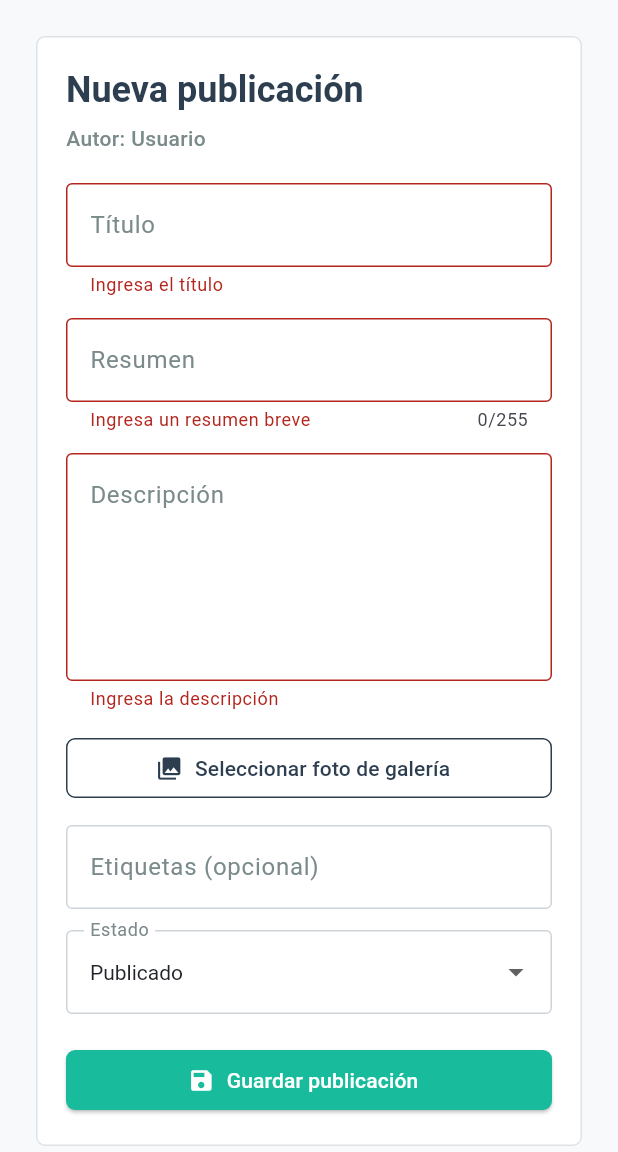
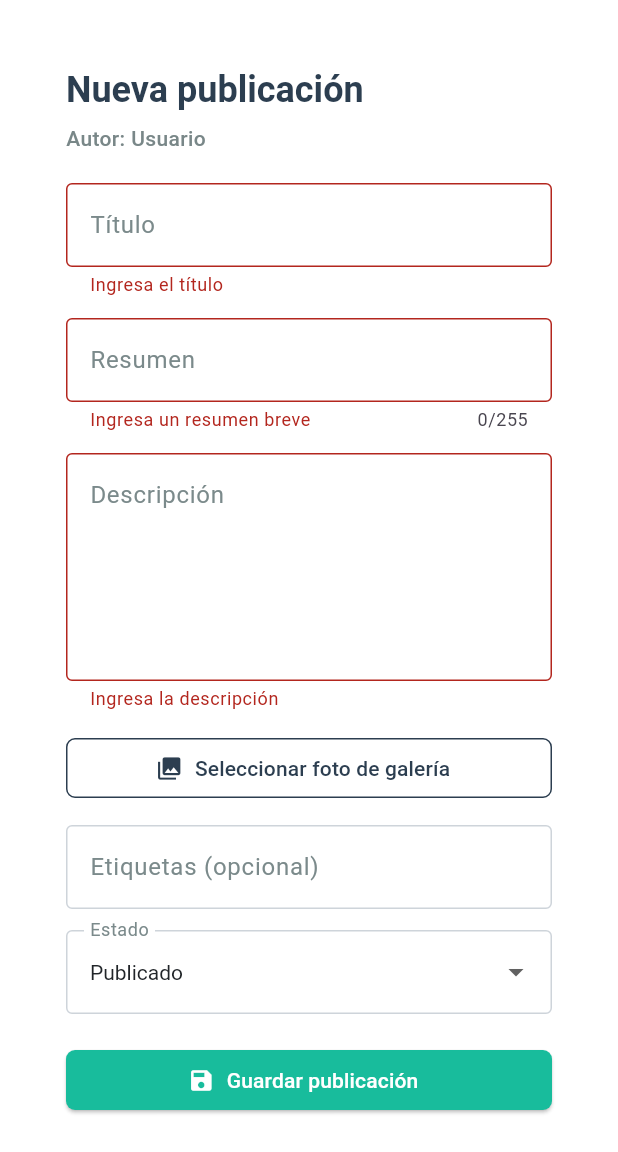
Before and after one commit to mcantonio09/AppBlogUTEQ, a Flutter app: the AddBlogPageUsr screen opened directly, after a tap on "Guardar publicación", on a phone screen of 412 x 824 dp, the part 84-1236 px from its top. Run offline on Flutter 3.47's test engine with Material 3 defaults, Android fonts, the phone set to English and light mode, and no system bars; our stand-ins replace image_picker.

Commit message:
cambios de color

```diff
--- a/mobile/lib/screen/add_blog_page_user.dart
+++ b/mobile/lib/screen/add_blog_page_user.dart
@@ -79,7 +79,7 @@ class _AddBlogPageUsrState extends State<AddBlogPageUsr> {
     if (_foto == null || _imagenBytes == null) {
       ScaffoldMessenger.of(context).showSnackBar(
         const SnackBar(
-          backgroundColor: Color(0xFFE74C3C),
+          backgroundColor: Color.fromARGB(255, 231, 76, 60),
           content: Text('Por favor, selecciona una imagen'),
         ),
       );
@@ -93,7 +93,7 @@ class _AddBlogPageUsrState extends State<AddBlogPageUsr> {
     if (idUsuario == null || idUsuario.isEmpty || idUsuario == '0') {
       ScaffoldMessenger.of(context).showSnackBar(
         SnackBar(
-          backgroundColor: const Color(0xFFE74C3C),
+          backgroundColor: const Color.fromARGB(255, 231, 76, 60),
           content: Text(
             'No se encontró el id_usr (datos recibidos: $_usuario). Vuelve a iniciar sesión.',
           ),
@@ -129,7 +129,7 @@ class _AddBlogPageUsrState extends State<AddBlogPageUsr> {
         if (!mounted) return;
         ScaffoldMessenger.of(context).showSnackBar(
           const SnackBar(
-            backgroundColor: Color(0xFF18BC9C),
+            backgroundColor: Color.fromARGB(255, 24, 188, 156),
             content: Text('Publicación agregada correctamente'),
           ),
         );
@@ -143,7 +143,7 @@ class _AddBlogPageUsrState extends State<AddBlogPageUsr> {
       if (!mounted) return;
       ScaffoldMessenger.of(context).showSnackBar(
         SnackBar(
-          backgroundColor: const Color(0xFFE74C3C),
+          backgroundColor: const Color.fromARGB(255, 221, 76, 60),
           content: Text('No se pudo guardar: $e'),
         ),
       );
@@ -161,9 +161,9 @@ class _AddBlogPageUsrState extends State<AddBlogPageUsr> {
         .toString();
 
     return Scaffold(
-      backgroundColor: const Color(0xFFF8F9FA),
+      backgroundColor: const Color.fromARGB(255, 255, 255, 255),
       appBar: AppBar(
-        backgroundColor: const Color(0xFF2C3E50),
+        backgroundColor: const Color.fromARGB(255, 46, 66, 85),
         foregroundColor: Colors.white,
         title: const Text('Agregar blog'),
       ),
@@ -177,7 +177,7 @@ class _AddBlogPageUsrState extends State<AddBlogPageUsr> {
               elevation: 0,
               shape: const RoundedRectangleBorder(
                 borderRadius: BorderRadius.all(Radius.circular(6)),
-                side: BorderSide(color: Color(0xFFDEE2E6)),
+                side: BorderSide(color: Color.fromARGB(255, 255, 255, 255)),
               ),
               child: Padding(
                 padding: const EdgeInsets.all(20),
@@ -201,24 +201,24 @@ class _AddBlogPageUsrState extends State<AddBlogPageUsr> {
                         'Autor: $nombreAutor',
                         style: const TextStyle(
                           fontWeight: FontWeight.w500,
-                          color: Color(0xFF7B8A8B),
+                          color: Color.fromARGB(255, 121, 135, 136),
                         ),
                       ),
                       const SizedBox(height: 20),
                       TextFormField(
                         controller: _titulo,
-                        style: const TextStyle(color: Color(0xFF212529)),
+                        style: const TextStyle(color: Color.fromARGB(255, 33, 37, 41)),
                         decoration: const InputDecoration(
                           labelText: 'Título',
-                          labelStyle: TextStyle(color: Color(0xFF7B8A8B)),
+                          labelStyle: TextStyle(color: Color.fromARGB(255, 123, 138, 139)),
                           filled: true,
                           fillColor: Colors.white,
                           enabledBorder: OutlineInputBorder(
-                            borderSide: BorderSide(color: Color(0xFFCED4DA)),
+                            borderSide: BorderSide(color: Color.fromARGB(255, 206, 212, 218)),
                           ),
                           focusedBorder: OutlineInputBorder(
                             borderSide: BorderSide(
-                              color: Color(0xFF2C3E50),
+                              color: Color.fromARGB(255, 40, 56, 72),
                               width: 1.5,
                             ),
                           ),
@@ -232,10 +232,10 @@ class _AddBlogPageUsrState extends State<AddBlogPageUsr> {
                       TextFormField(
                         controller: _resumen,
                         maxLength: 255,
-                        style: const TextStyle(color: Color(0xFF212529)),
+                        style: const TextStyle(color: Color.fromRGBO(33, 37, 41, 1)),
                         decoration: const InputDecoration(
                           labelText: 'Resumen',
-                          labelStyle: TextStyle(color: Color(0xFF7B8A8B)),
+                          labelStyle: TextStyle(color: Color.fromARGB(255, 123, 138, 139)),
                           filled: true,
                           fillColor: Colors.white,
                           enabledBorder: OutlineInputBorder(
--- a/mobile/lib/widgets/admin_drawer.dart
+++ b/mobile/lib/widgets/admin_drawer.dart
@@ -47,12 +47,12 @@ class AdminDrawer extends StatelessWidget {
         child: Column(
           children: [
             UserAccountsDrawerHeader(
-              decoration: const BoxDecoration(color: Color(0xFF08245C)),
+              decoration: const BoxDecoration(color: Color.fromARGB(255, 57, 115, 230)),
               currentAccountPicture: const CircleAvatar(
                 backgroundColor: Colors.white,
                 child: Icon(
                   Icons.admin_panel_settings,
-                  color: Color(0xFF08245C),
+                  color: Color.fromARGB(255, 15, 40, 90),
                   size: 34,
                 ),
               ),
@@ -116,7 +116,7 @@ class AdminDrawer extends StatelessWidget {
     return ListTile(
       leading: Icon(
         icono,
-        color: seleccionado ? const Color(0xFF08245C) : null,
+        color: seleccionado ? const Color.fromARGB(255, 19, 47, 105) : null,
       ),
       title: Text(titulo),
       selected: seleccionado,
--- a/mobile/lib/widgets/auth_background.dart
+++ b/mobile/lib/widgets/auth_background.dart
@@ -16,8 +16,8 @@ class AuthBackground extends StatelessWidget {
           begin: Alignment.topLeft,
           end: Alignment.bottomRight,
           colors: [
-            Color(0xFF2C3E50), // Azul Bootstrap (--bs-primary)
-            Color(0xFF18BC9C), // Verde Bootstrap (--bs-success)
+            Color.fromARGB(255, 51, 74, 98),
+            Color.fromARGB(255, 20, 169, 139),
           ],
         ),
       ),
--- a/mobile/lib/widgets/category_chip.dart
+++ b/mobile/lib/widgets/category_chip.dart
@@ -31,7 +31,7 @@ class CategoryChip extends StatelessWidget {
         decoration: BoxDecoration(
 
           color: selected
-              ? const Color(0xFF2196F3)
+              ? const Color.fromARGB(255, 32, 143, 234)
               : Colors.grey.shade200,
 
           borderRadius:
@@ -46,7 +46,7 @@ class CategoryChip extends StatelessWidget {
 
             color: selected
                 ? Colors.white
-                : Colors.black87,
+                : const Color.fromARGB(221, 0, 0, 0),
 
             fontWeight:
                 FontWeight.w500,
--- a/mobile/lib/widgets/post_card.dart
+++ b/mobile/lib/widgets/post_card.dart
@@ -56,7 +56,7 @@ class PostCard extends StatelessWidget {
                     Text(
                       post.tags,
                       style: const TextStyle(
-                        color: Color(0xFF2196F3),
+                        color: Color.fromARGB(255, 33, 150, 243),
                         fontWeight: FontWeight.bold,
                         fontSize: 13,
                       ),
@@ -68,7 +68,7 @@ class PostCard extends StatelessWidget {
                     style: const TextStyle(
                       fontSize: 20,
                       fontWeight: FontWeight.bold,
-                      color: Color(0xFF08245C),
+                      color: Color.fromARGB(255, 8, 33, 85),
                     ),
                   ),
                   if (post.fechaCreacion.isNotEmpty) ...[
--- a/mobile/lib/widgets/primary_button.dart
+++ b/mobile/lib/widgets/primary_button.dart
@@ -23,7 +23,7 @@ class PrimaryButton extends StatelessWidget {
 
         style: ElevatedButton.styleFrom(
           backgroundColor:
-              const Color(0xFF2196F3),
+              const Color.fromARGB(255, 32, 150, 246),
 
           foregroundColor:
               Colors.white,
```
